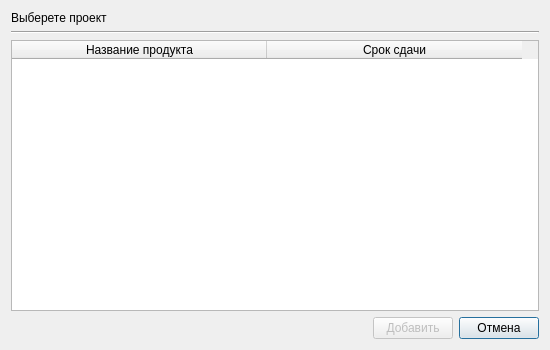
Qt form ui/add_inproject_dialog.ui (DvaMishkiLapa/StaffMI_client) before a commit.
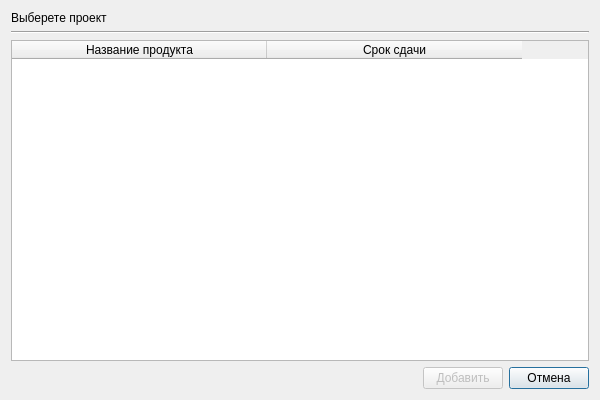
The same form after that commit. Icons and pictures are not drawn.

```diff
--- a/ui/add_inproject_dialog.ui
+++ b/ui/add_inproject_dialog.ui
@@ -9,20 +9,20 @@
    <rect>
     <x>0</x>
     <y>0</y>
-    <width>550</width>
-    <height>350</height>
+    <width>600</width>
+    <height>400</height>
    </rect>
   </property>
   <property name="minimumSize">
    <size>
-    <width>550</width>
-    <height>350</height>
+    <width>600</width>
+    <height>400</height>
    </size>
   </property>
   <property name="maximumSize">
    <size>
-    <width>550</width>
-    <height>350</height>
+    <width>600</width>
+    <height>400</height>
    </size>
   </property>
   <property name="windowTitle">
```
